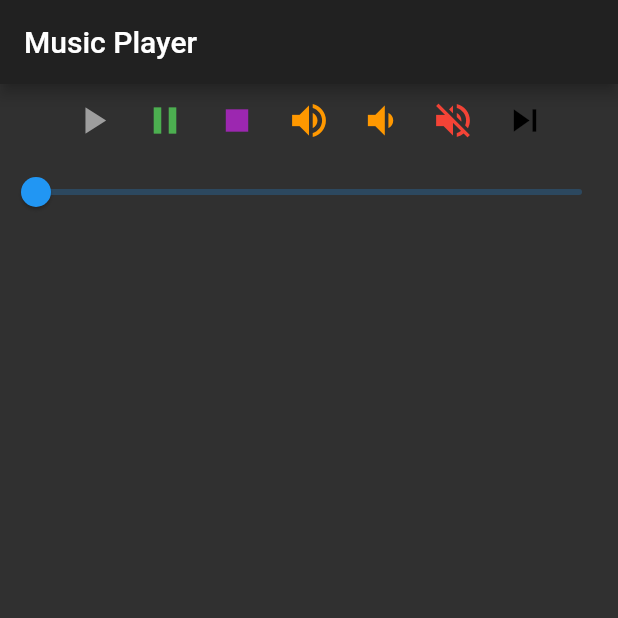
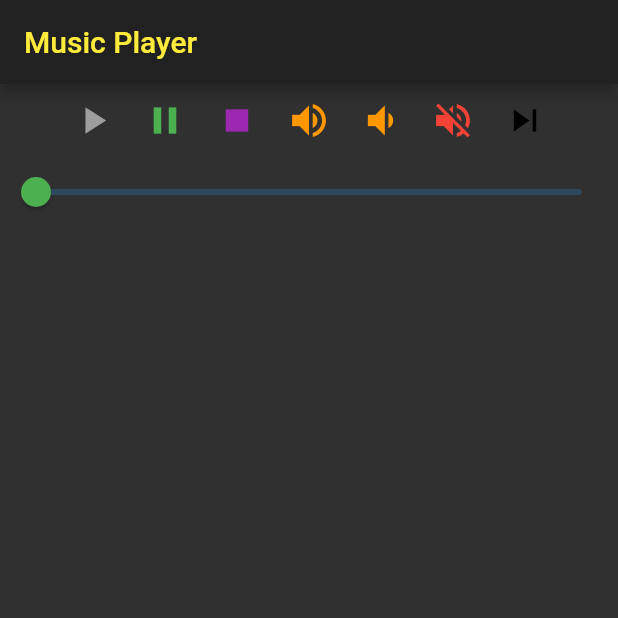
Before and after one commit to fadsxd/miproyectoflutterapp, a Flutter app: the screen it shows after launch, on a phone screen of 412 x 824 dp, the top half of it. Run offline on Flutter 3.47's test engine with Material 2 defaults, Android fonts, the phone set to English and light mode, and no system bars; our stand-ins replace audioplayers.

Commit message:
agregando colores

```diff
--- a/lib/main.dart
+++ b/lib/main.dart
@@ -39,7 +39,7 @@ void main() => runApp(MaterialApp(
           position = p;
         });
         audioPlayer.durationHandler = (p) => setState((){
-          position = d;
+          duration = p;
         });
       }
 
@@ -48,6 +48,7 @@ void main() => runApp(MaterialApp(
         appBar: AppBar(
           title: Text("Music Player", style: TextStyle(
           fontSize: 20,
+          color: Colors.yellow,
         )),
       ),
       body: Center(
@@ -58,6 +59,7 @@ void main() => runApp(MaterialApp(
           children: audioControls(),
             ),
             Slider(
+            activeColor: Colors.green,
               value: position.inSeconds.toDouble(),
               max: duration.inSeconds.toDouble(),
               onChanged: (double seconds){
```
